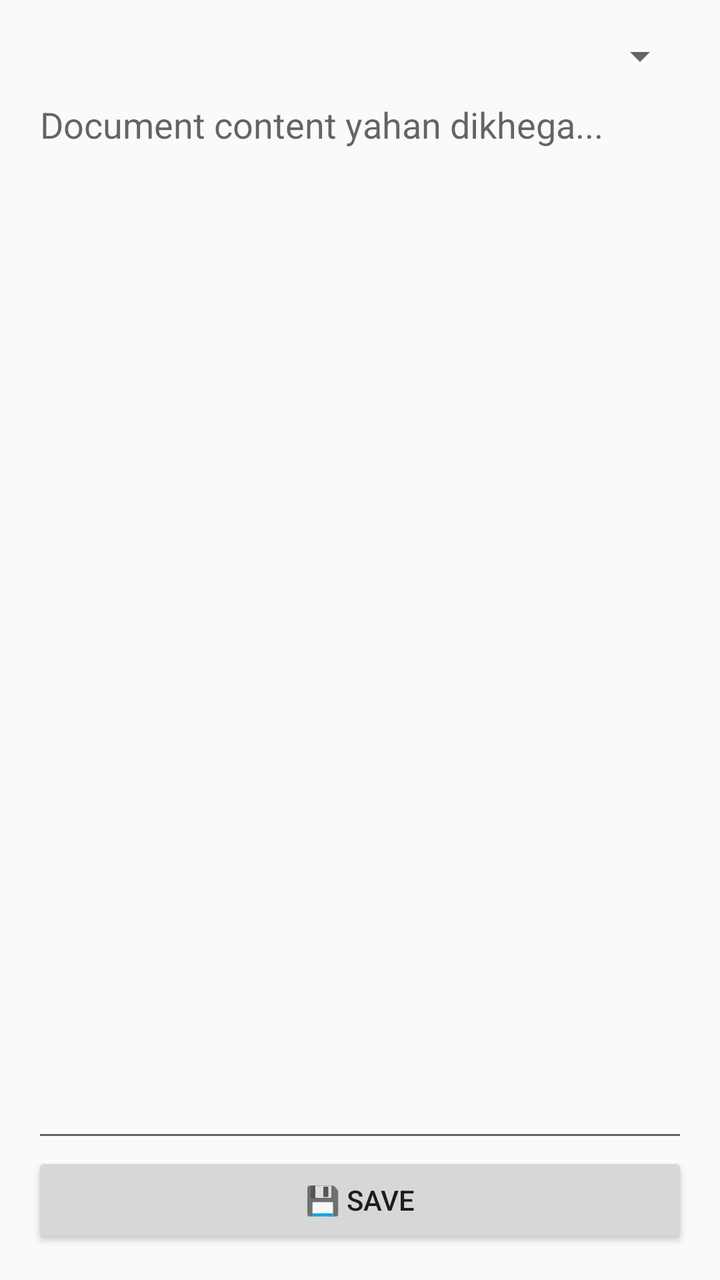
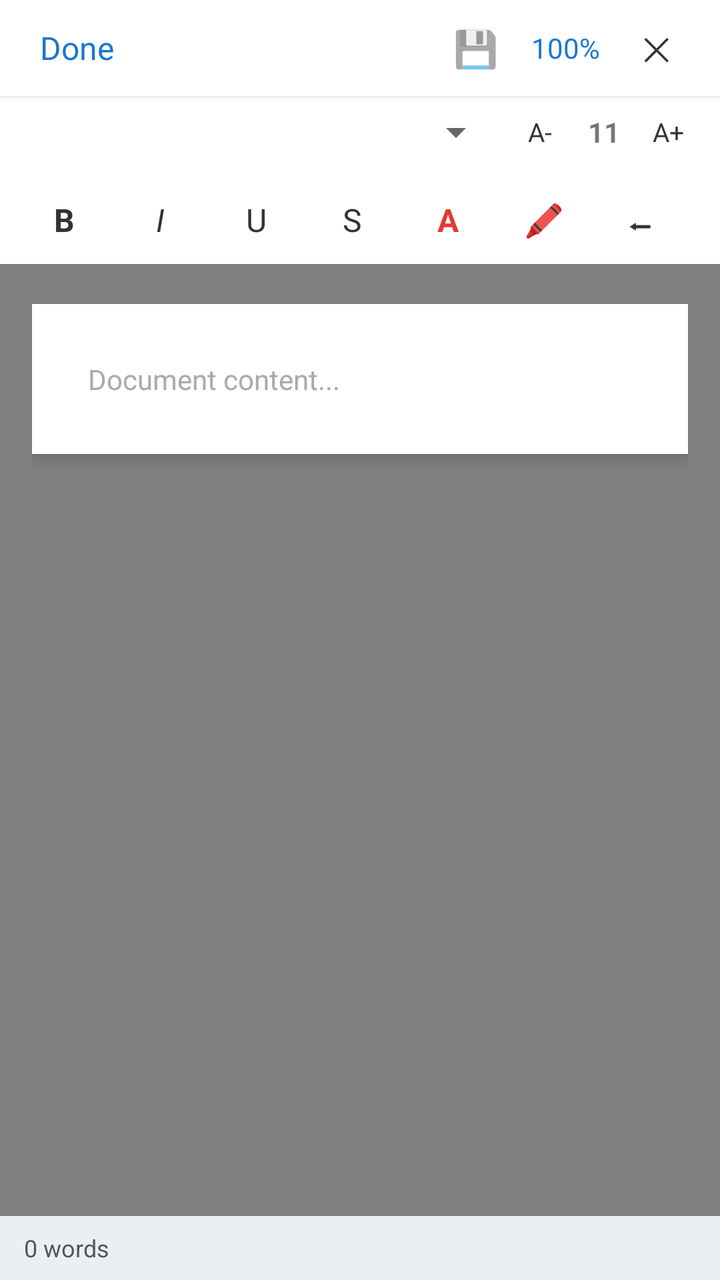

Two renders of the same Android screen: before a commit and after it. Below are the layout's source before the change and the commit's diff.
<!-- AndroidManifest.xml: application theme Theme.AppCompat.DayNight.NoActionBar -->
<!-- res/layout/activity_word_editor.xml -->
<?xml version="1.0" encoding="utf-8"?>
<LinearLayout xmlns:android="http://schemas.android.com/apk/res/android"
    android:layout_width="match_parent"
    android:layout_height="match_parent"
    android:orientation="vertical"
    android:padding="16dp">

    <Spinner
        android:id="@+id/fontSpinner"
        android:layout_width="match_parent"
        android:layout_height="wrap_content" />

    <EditText
        android:id="@+id/editText"
        android:layout_width="match_parent"
        android:layout_height="0dp"
        android:layout_weight="1"
        android:gravity="top"
        android:hint="Document content yahan dikhega..."
        android:inputType="textMultiLine" />

    <Button
        android:id="@+id/btnSave"
        android:layout_width="match_parent"
        android:layout_height="wrap_content"
        android:text="💾 Save" />
</LinearLayout>
<!-- resources referenced by this layout -->
<resources>

</resources>

<!-- the commit's change to res/layout/activity_word_editor.xml (unified diff, before → after) -->
@@ -3,25 +3,148 @@
     android:layout_width="match_parent"
     android:layout_height="match_parent"
     android:orientation="vertical"
-    android:padding="16dp">
+    android:background="#808080">
 
-    <Spinner
-        android:id="@+id/fontSpinner"
+    
+    <LinearLayout
         android:layout_width="match_parent"
-        android:layout_height="wrap_content" />
+        android:layout_height="48dp"
+        android:orientation="horizontal"
+        android:gravity="center_vertical"
+        android:paddingHorizontal="12dp"
+        android:background="#FFFFFF"
+        android:elevation="2dp">
 
-    <EditText
-        android:id="@+id/editText"
+        <TextView android:id="@+id/btnDone"
+            android:layout_width="wrap_content" android:layout_height="wrap_content"
+            android:text="Done" android:textSize="16sp" android:textColor="#1976D2" android:padding="8dp" />
+
+        <Space android:layout_width="0dp" android:layout_height="1dp" android:layout_weight="1" />
+
+        <TextView android:id="@+id/btnSaveTop"
+            android:layout_width="40dp" android:layout_height="40dp"
+            android:gravity="center" android:text="💾" android:textSize="18sp" />
+
+        <TextView android:id="@+id/btnZoom"
+            android:layout_width="wrap_content" android:layout_height="wrap_content"
+            android:text="100%" android:textSize="14sp" android:textColor="#1976D2" android:padding="8dp" />
+
+        <TextView android:id="@+id/btnClose"
+            android:layout_width="40dp" android:layout_height="40dp"
+            android:gravity="center" android:text="✕" android:textSize="16sp" android:textColor="#333333" />
+    </LinearLayout>
+
+    
+    <LinearLayout
+        android:layout_width="match_parent"
+        android:layout_height="wrap_content"
+        android:orientation="horizontal"
+        android:background="#FFFFFF"
+        android:paddingHorizontal="8dp"
+        android:paddingBottom="4dp"
+        android:gravity="center_vertical">
+
+        <Spinner android:id="@+id/fontSpinner"
+            android:layout_width="0dp" android:layout_height="wrap_content"
+            android:layout_weight="1" />
+
+        <TextView android:id="@+id/btnSizeDown"
+            android:layout_width="36dp" android:layout_height="36dp"
+            android:gravity="center" android:text="A-" android:textSize="13sp" android:textColor="#333333"
+            android:background="?android:attr/selectableItemBackground" />
+
+        <TextView android:id="@+id/sizeLabel"
+            android:layout_width="wrap_content" android:layout_height="wrap_content"
+            android:text="11" android:textSize="14sp" android:textStyle="bold"
+            android:minWidth="28dp" android:gravity="center" />
+
+        <TextView android:id="@+id/btnSizeUp"
+            android:layout_width="36dp" android:layout_height="36dp"
+            android:gravity="center" android:text="A+" android:textSize="13sp" android:textColor="#333333"
+            android:background="?android:attr/selectableItemBackground" />
+    </LinearLayout>
+
+    
+    <HorizontalScrollView
+        android:layout_width="match_parent"
+        android:layout_height="44dp"
+        android:scrollbars="none"
+        android:background="#FFFFFF">
+
+        <LinearLayout
+            android:layout_width="wrap_content"
+            android:layout_height="match_parent"
+            android:orientation="horizontal"
+            android:gravity="center_vertical"
+            android:paddingHorizontal="8dp">
+
+            <TextView android:id="@+id/btnBold" style="@style/ExcelToolItem" android:text="B" android:textStyle="bold" />
+            <TextView android:id="@+id/btnItalic" style="@style/ExcelToolItem" android:text="I" android:textStyle="italic" />
+            <TextView android:id="@+id/btnUnderline" style="@style/ExcelToolItem" android:text="U" />
+            <TextView android:id="@+id/btnStrike" style="@style/ExcelToolItem" android:text="S" />
+            <TextView android:id="@+id/btnTextColor" style="@style/ExcelToolItem" android:text="A" android:textColor="#E53935" android:textStyle="bold" />
+            <TextView android:id="@+id/btnHighlight" style="@style/ExcelToolItem" android:text="🖍" />
+            <TextView android:id="@+id/btnAlignLeft" style="@style/ExcelToolItem" android:text="⬅" />
+            <TextView android:id="@+id/btnAlignCenter" style="@style/ExcelToolItem" android:text="⬌" />
+            <TextView android:id="@+id/btnAlignRight" style="@style/ExcelToolItem" android:text="➡" />
+            <TextView android:id="@+id/btnAlignJustify" style="@style/ExcelToolItem" android:text="☰" />
+        </LinearLayout>
+    </HorizontalScrollView>
+
+    
+    <ScrollView
         android:layout_width="match_parent"
         android:layout_height="0dp"
         android:layout_weight="1"
-        android:gravity="top"
-        android:hint="Document content yahan dikhega..."
-        android:inputType="textMultiLine" />
+        android:fillViewport="true"
+        android:scrollbarStyle="outsideOverlay">
 
-    <Button
-        android:id="@+id/btnSave"
+        <LinearLayout
+            android:layout_width="match_parent"
+            android:layout_height="wrap_content"
+            android:orientation="vertical"
+            android:paddingHorizontal="16dp"
+            android:paddingVertical="20dp">
+
+            <LinearLayout
+                android:id="@+id/page"
+                android:layout_width="match_parent"
+                android:layout_height="wrap_content"
+                android:orientation="vertical"
+                android:background="#FFFFFF"
+                android:elevation="6dp"
+                android:padding="28dp">
+
+                <EditText
+                    android:id="@+id/editText"
+                    android:layout_width="match_parent"
+                    android:layout_height="wrap_content"
+                    android:background="@android:color/transparent"
+                    android:hint="Document content..."
+                    android:inputType="textMultiLine|textCapSentences"
+                    android:textSize="14sp"
+                    android:lineSpacingExtra="6dp"
+                    android:textColor="#212121"
+                    android:textColorHint="#AAAAAA" />
+            </LinearLayout>
+        </LinearLayout>
+    </ScrollView>
+
+    
+    <LinearLayout
         android:layout_width="match_parent"
-        android:layout_height="wrap_content"
-        android:text="💾 Save" />
+        android:layout_height="32dp"
+        android:orientation="horizontal"
+        android:gravity="center_vertical"
+        android:paddingHorizontal="12dp"
+        android:background="#ECEFF1">
+
+        <TextView android:id="@+id/wordCount"
+            android:layout_width="0dp" android:layout_height="wrap_content"
+            android:layout_weight="1" android:text="0 words" android:textSize="12sp" android:textColor="#555555" />
+
+        <TextView android:id="@+id/saveStatus"
+            android:layout_width="wrap_content" android:layout_height="wrap_content"
+            android:text="" android:textSize="12sp" android:textColor="#555555" />
+    </LinearLayout>
 </LinearLayout>
<!-- resource entries referenced after the edit -->
@@ -1,5 +1,12 @@
 <!-- resources referenced by this layout -->
 <resources>
-
+  <style name="ExcelToolItem">
+          <item name="android:layout_width">48dp</item>
+          <item name="android:layout_height">match_parent</item>
+          <item name="android:gravity">center</item>
+          <item name="android:textSize">16sp</item>
+          <item name="android:textColor">#333333</item>
+          <item name="android:background">?android:attr/selectableItemBackground</item>
+      </style>
 </resources>
 
